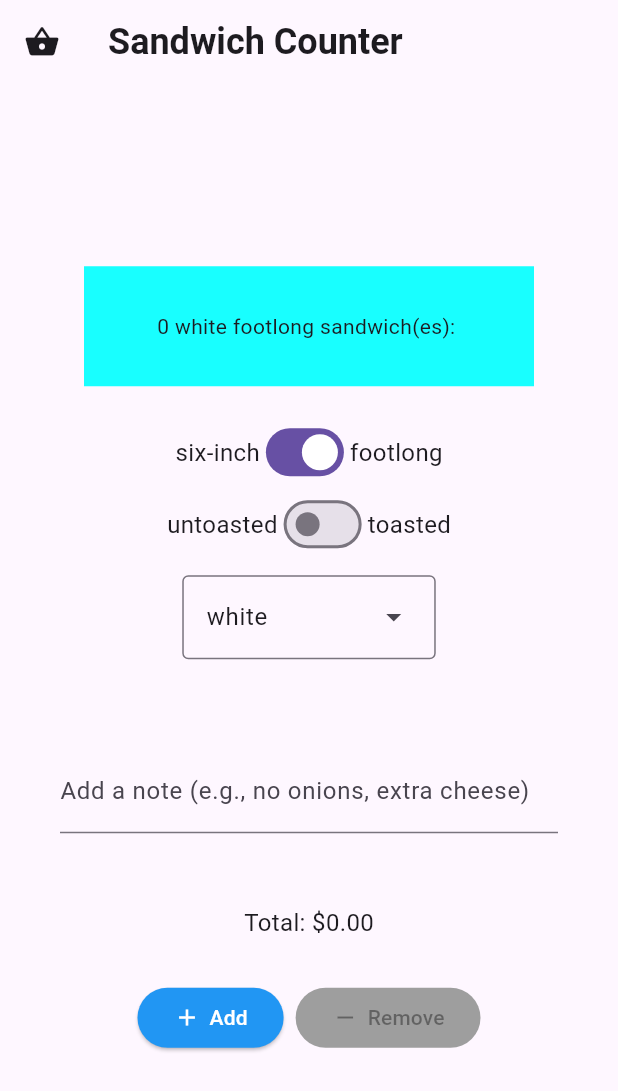
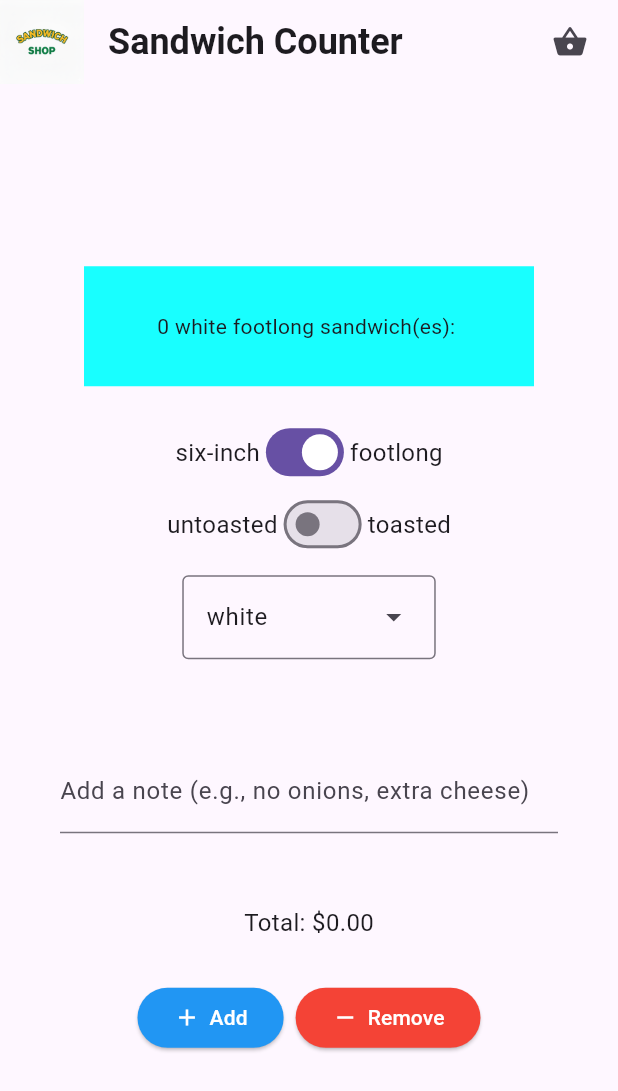
Before and after one commit to AbigailHinchliffe/sandwich, a Flutter app: the screen it shows after launch, on a phone screen of 412 x 824 dp. Shown: the top 1091 px of the screen. Run offline on Flutter 3.47's test engine with Material 3 defaults, Android fonts, the phone set to English and light mode, and no system bars.

Commit message:
Added image to sandwich shop & fixed cart formatting

```diff
--- a/lib/main.dart
+++ b/lib/main.dart
@@ -2,7 +2,6 @@ import 'package:flutter/material.dart';
 import 'package:sandwich/repositories/pricing_repository.dart';
 import 'package:sandwich/views/app_styles.dart';
 import 'package:sandwich/models/cart.dart';
-//import 'package:sandwich/repositories/order_repository.dart';
 
 enum BreadType { white, wheat, multigrain, sourdough, wholemeal }
 
@@ -34,7 +33,6 @@ class OrderScreen extends StatefulWidget {
 }
 
 class _OrderScreenState extends State<OrderScreen> {
-  //late final OrderRepository _orderRepository;
   // local quantity replaces removed OrderRepository
   int _quantity = 0;
   late final PricingRepository _pricingRepository;
@@ -47,7 +45,6 @@ class _OrderScreenState extends State<OrderScreen> {
   @override
   void initState() {
     super.initState();
-    //_order_repository = OrderRepository(maxQuantity: widget.maxQuantity);
     _pricingRepository = PricingRepository();
     // initialize cart with pricing repo
     _cart = Cart(pricingRepo: _pricingRepository);
@@ -110,13 +107,29 @@ class _OrderScreenState extends State<OrderScreen> {
 
     return Scaffold(
       appBar: AppBar(
-        leading: CartIconButton(cart: _cart),
+        leading: SizedBox(
+          height: 40,
+          width: 40,
+          child: Image.asset(
+            'assets/images/logo.png',
+            fit: BoxFit.contain,
+            errorBuilder: (context, error, stackTrace) {
+              return const Icon(Icons.broken_image, color: Colors.white);
+            },
+          ),
+        ),
         title: const Text(
           'Sandwich Counter',
           style: heading1,
         ),
+        actions: [
+          // Cart icon on the top-right
+          CartIconButton(cart: _cart),
+          const SizedBox(width: 8),
+        ],
       ),
       body: Center(
+        child: SingleChildScrollView(
           child: Column(
             mainAxisAlignment: MainAxisAlignment.center,
             children: <Widget>[
@@ -203,7 +216,12 @@ class _OrderScreenState extends State<OrderScreen> {
                   ),
                   const SizedBox(width: 8),
                   StyledButton(
-                  onPressed: _getDecreaseCallback(),
+                    onPressed: () {
+                      final cb = _getDecreaseCallback();
+                      if (cb != null) {
+                        cb();
+                      }
+                    },
                     icon: Icons.remove,
                     label: 'Remove',
                     colour: Colors.red,
@@ -211,6 +229,7 @@ class _OrderScreenState extends State<OrderScreen> {
                 ],
               ),
             ],
+          ),
         ),
       ),
     );
@@ -223,7 +242,13 @@ class StyledButton extends StatelessWidget {
   final Color colour;
   final IconData? icon;
 
-  const StyledButton({required this.label, required this.onPressed, required this.colour, this.icon, super.key});
+  const StyledButton(
+      {required this.label,
+      required this.onPressed,
+      required this.colour,
+      this.icon,
+      super.key});
+
   @override
   Widget build(BuildContext context) {
     return ElevatedButton(
@@ -254,7 +279,9 @@ class OrderItemDisplay extends StatelessWidget {
   final BreadType breadType;
   final String notes;
 
-  const OrderItemDisplay(this.quantity, this.itemType, this.breadType, this.notes, {super.key});
+  const OrderItemDisplay(this.quantity, this.itemType, this.breadType,
+      this.notes,
+      {super.key});
 
   @override
   Widget build(BuildContext context) {
@@ -295,25 +322,18 @@ class MyHomePage extends StatefulWidget {
 
 class _MyHomePageState extends State<MyHomePage> {
   void _incrementCounter() {
-    setState(() {
-
-    });
+    setState(() {});
   }
 
   @override
   Widget build(BuildContext context) {
-
     return Scaffold(
       appBar: AppBar(
-
         backgroundColor: Theme.of(context).colorScheme.inversePrimary,
-
         title: Text(widget.title),
       ),
       body: Center(
-
         child: Column(
-
           mainAxisAlignment: MainAxisAlignment.center,
           children: <Widget>[
             const Text(
--- a/pubspec.yaml
+++ b/pubspec.yaml
@@ -24,4 +24,4 @@ dev_dependencies:
 flutter:
   uses-material-design: true
   assets:
-    - assets/images/
+    - assets/images/logo.png
```
Also changed, not shown: assets/images/logo.png (added). Lines whose indentation alone changed are shown as unchanged.
